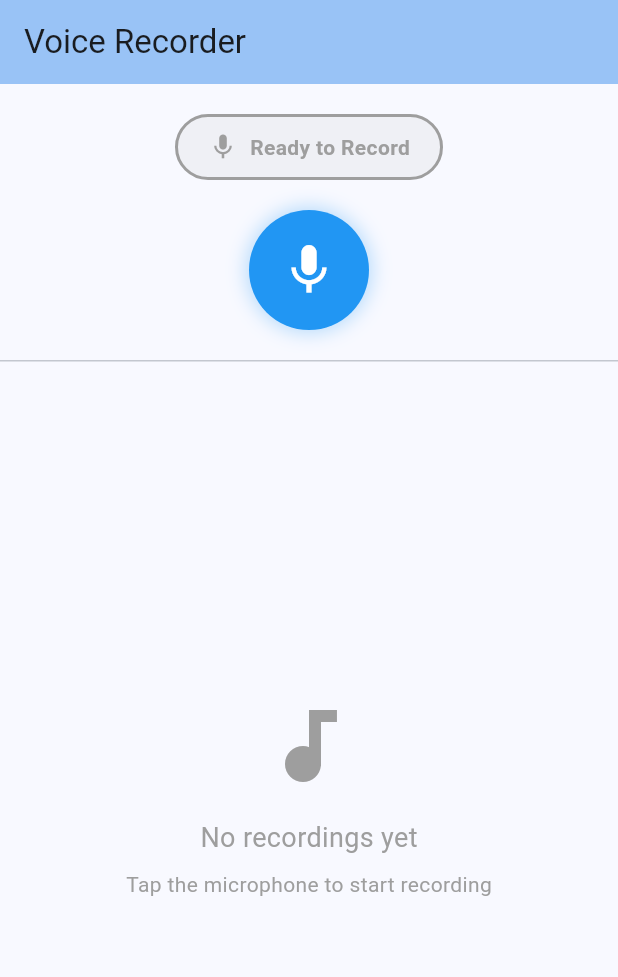
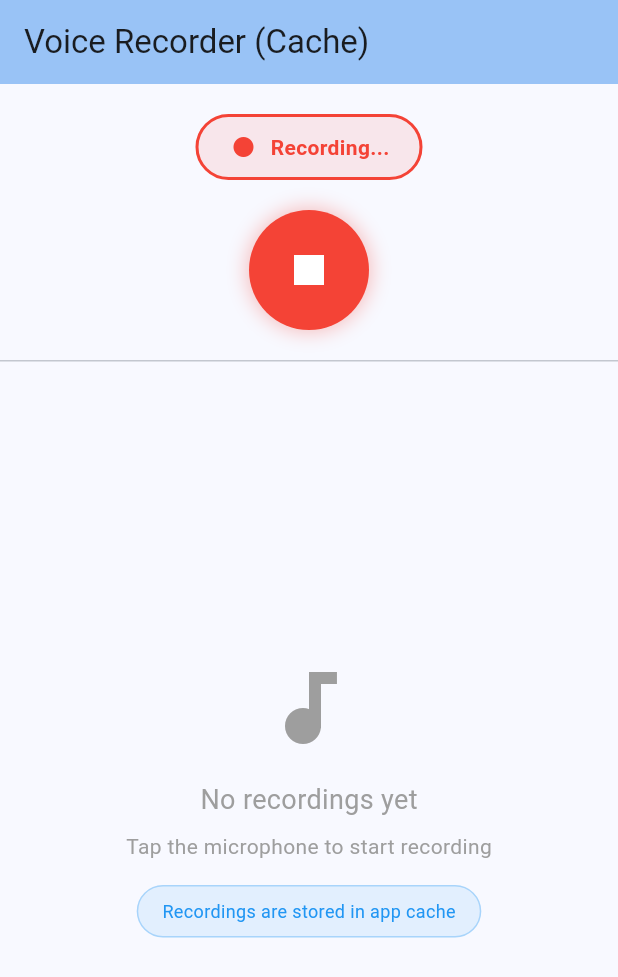
Before and after one commit to Nattawut-IceTray/Flutter-Demo-Recording-Audio, a Flutter app: the screen it shows after launch, after a tap on the "mic" icon, on a phone screen of 412 x 824 dp. Shown: the top 977 px of the screen. Run offline on Flutter 3.47's test engine with Material 3 defaults, Android fonts, the phone set to English and light mode, and no system bars; our stand-ins replace permission_handler; missing offline and left inert: flutter_sound; statements that could not run were skipped.

Commit message:
feat: update to use cache directory

```diff
--- a/lib/main.dart
+++ b/lib/main.dart
@@ -1,6 +1,7 @@
 import 'package:flutter/material.dart';
 import 'package:flutter_sound/flutter_sound.dart';
 import 'package:permission_handler/permission_handler.dart';
+import 'package:path_provider/path_provider.dart';
 import 'dart:io';
 
 void main() {
@@ -41,10 +42,12 @@
 
   List<Recording> _recordings = [];
   Recording? _currentRecording;
+  Directory? _cacheDir;
 
   @override
   void initState() {
     super.initState();
+    _initCacheDirectory();
     _initRecorder();
     _initPlayer();
     _loadRecordings();
@@ -55,6 +58,14 @@
     _recorder.closeRecorder();
     _player.closePlayer();
     super.dispose();
+  }
+
+  Future<void> _initCacheDirectory() async {
+    final tempDir = await getTemporaryDirectory();
+    _cacheDir = Directory('${tempDir.path}/recordings');
+    if (!await _cacheDir!.exists()) {
+      await _cacheDir!.create(recursive: true);
+    }
   }
 
   Future<void> _initRecorder() async {
@@ -73,9 +84,10 @@
   }
 
   Future<void> _loadRecordings() async {
-    final appDir = Directory('/storage/emulated/0/Download/recordings');
-    if (await appDir.exists()) {
-      final files = appDir.listSync();
+    if (_cacheDir == null) return;
+
+    if (await _cacheDir!.exists()) {
+      final files = _cacheDir!.listSync();
       setState(() {
         _recordings = files
             .where((file) => file.path.endsWith('.aac'))
@@ -90,15 +102,10 @@
   }
 
   Future<void> _startRecording() async {
-    if (!_isRecorderInitialized) return;
-
-    final appDir = Directory('/storage/emulated/0/Download/recordings');
-    if (!await appDir.exists()) {
-      await appDir.create(recursive: true);
-    }
+    if (!_isRecorderInitialized || _cacheDir == null) return;
 
     final fileName = 'recording_${DateTime.now().millisecondsSinceEpoch}.aac';
-    final filePath = '${appDir.path}/$fileName';
+    final filePath = '${_cacheDir!.path}/$fileName';
 
     await _recorder.startRecorder(
       toFile: filePath,
@@ -172,13 +179,58 @@
     });
   }
 
+  Future<void> _clearAllRecordings() async {
+    if (_cacheDir == null) return;
+
+    for (final recording in _recordings) {
+      final file = File(recording.path);
+      if (await file.exists()) {
+        await file.delete();
+      }
+    }
+
+    setState(() {
+      _recordings.clear();
+      _currentRecording = null;
+      _isPlaying = false;
+    });
+  }
+
   @override
   Widget build(BuildContext context) {
     return Scaffold(
       appBar: AppBar(
-        title: const Text('Voice Recorder'),
+        title: const Text('Voice Recorder (Cache)'),
         backgroundColor: Theme.of(context).colorScheme.inversePrimary,
         elevation: 2,
+        actions: [
+          if (_recordings.isNotEmpty)
+            IconButton(
+              icon: const Icon(Icons.clear_all),
+              onPressed: () {
+                showDialog(
+                  context: context,
+                  builder: (context) => AlertDialog(
+                    title: const Text('Clear All Recordings'),
+                    content: const Text('Are you sure you want to delete all recordings? This action cannot be undone.'),
+                    actions: [
+                      TextButton(
+                        onPressed: () => Navigator.of(context).pop(),
+                        child: const Text('Cancel'),
+                      ),
+                      TextButton(
+                        onPressed: () {
+                          Navigator.of(context).pop();
+                          _clearAllRecordings();
+                        },
+                        child: const Text('Delete All', style: TextStyle(color: Colors.red)),
+                      ),
+                    ],
+                  ),
+                );
+              },
+            ),
+        ],
       ),
       body: Column(
         children: [
@@ -252,7 +304,7 @@
           // Recordings List
           Expanded(
             child: _recordings.isEmpty
-                ? const Center(
+                ? Center(
                     child: Column(
                       mainAxisAlignment: MainAxisAlignment.center,
                       children: [
@@ -275,6 +327,22 @@
                           style: TextStyle(
                             fontSize: 14,
                             color: Colors.grey,
+                          ),
+                        ),
+                        SizedBox(height: 16),
+                        Container(
+                          padding: EdgeInsets.symmetric(horizontal: 16, vertical: 8),
+                          decoration: BoxDecoration(
+                            color: Colors.blue.withOpacity(0.1),
+                            borderRadius: BorderRadius.circular(20),
+                            border: Border.all(color: Colors.blue.withOpacity(0.3)),
+                          ),
+                          child: Text(
+                            'Recordings are stored in app cache',
+                            style: TextStyle(
+                              fontSize: 12,
+                              color: Colors.blue,
+                            ),
                           ),
                         ),
                       ],
--- a/pubspec.yaml
+++ b/pubspec.yaml
@@ -37,6 +37,7 @@
   cupertino_icons: ^1.0.6
   flutter_sound: ^9.28.0
   permission_handler: ^11.3.1
+  path_provider: ^2.1.2
 
 dev_dependencies:
   flutter_test:
```
Also changed, not shown: pubspec.lock.
